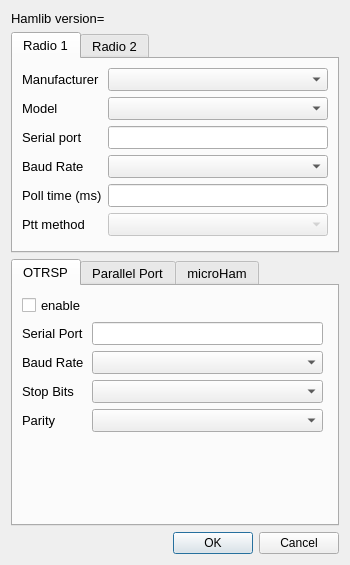
First picture: the form in so2sdr/radiodialog.ui, repository n4ogw/so2sdr, before the edit.
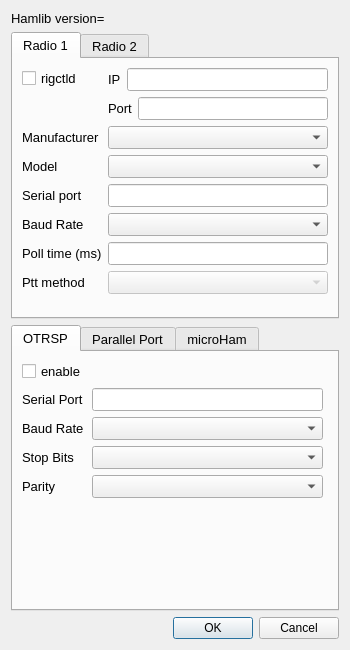
Second picture: the form after the edit.

Patch:
```diff
--- a/so2sdr/radiodialog.ui
+++ b/so2sdr/radiodialog.ui
@@ -7,7 +7,7 @@
     <x>0</x>
     <y>0</y>
     <width>350</width>
-    <height>565</height>
+    <height>650</height>
    </rect>
   </property>
   <property name="sizePolicy">
@@ -19,13 +19,13 @@
   <property name="minimumSize">
    <size>
     <width>350</width>
-    <height>565</height>
+    <height>595</height>
    </size>
   </property>
   <property name="maximumSize">
    <size>
     <width>350</width>
-    <height>565</height>
+    <height>650</height>
    </size>
   </property>
   <property name="windowTitle">
@@ -68,6 +68,49 @@
           <enum>QFormLayout::AllNonFixedFieldsGrow</enum>
          </property>
          <item row="0" column="0">
+          <widget class="QCheckBox" name="checkBoxRigctld1">
+           <property name="text">
+            <string>rigctld</string>
+           </property>
+          </widget>
+         </item>
+         <item row="0" column="1">
+          <layout class="QHBoxLayout" name="horizontalLayout">
+           <item>
+            <widget class="QLabel" name="label_22">
+             <property name="text">
+              <string>IP</string>
+             </property>
+            </widget>
+           </item>
+           <item>
+            <widget class="QLineEdit" name="lineEditIp1">
+             <property name="toolTip">
+              <string>IP address for rigctld. &quot;localhost&quot; for connection on same computer.</string>
+             </property>
+            </widget>
+           </item>
+          </layout>
+         </item>
+         <item row="1" column="1">
+          <layout class="QHBoxLayout" name="horizontalLayout_2">
+           <item>
+            <widget class="QLabel" name="label_23">
+             <property name="text">
+              <string>Port</string>
+             </property>
+            </widget>
+           </item>
+           <item>
+            <widget class="QLineEdit" name="lineEditPort1">
+             <property name="toolTip">
+              <string>TCP port for rigctld. Default is 4532, advisable to use even numbered ports.</string>
+             </property>
+            </widget>
+           </item>
+          </layout>
+         </item>
+         <item row="2" column="0">
           <widget class="QLabel" name="label">
            <property name="font">
             <font>
@@ -79,7 +122,7 @@
            </property>
           </widget>
          </item>
-         <item row="0" column="1">
+         <item row="2" column="1">
           <widget class="QComboBox" name="Radio1MfgComboBox">
            <property name="font">
             <font>
@@ -88,7 +131,7 @@
            </property>
           </widget>
          </item>
-         <item row="1" column="0">
+         <item row="3" column="0">
           <widget class="QLabel" name="label_12">
            <property name="font">
             <font>
@@ -100,10 +143,10 @@
            </property>
           </widget>
          </item>
-         <item row="1" column="1">
+         <item row="3" column="1">
           <widget class="QComboBox" name="Radio1ModelComboBox"/>
          </item>
-         <item row="2" column="0">
+         <item row="4" column="0">
           <widget class="QLabel" name="label_2">
            <property name="font">
             <font>
@@ -115,7 +158,7 @@
            </property>
           </widget>
          </item>
-         <item row="2" column="1">
+         <item row="4" column="1">
           <widget class="QLineEdit" name="Radio1DeviceLineEdit">
            <property name="font">
             <font>
@@ -124,7 +167,7 @@
            </property>
           </widget>
          </item>
-         <item row="3" column="0">
+         <item row="5" column="0">
           <widget class="QLabel" name="label_3">
            <property name="font">
             <font>
@@ -136,7 +179,7 @@
            </property>
           </widget>
          </item>
-         <item row="3" column="1">
+         <item row="5" column="1">
           <widget class="QComboBox" name="Radio1BaudComboBox">
            <property name="font">
             <font>
@@ -145,7 +188,7 @@
            </property>
           </widget>
          </item>
-         <item row="4" column="0">
+         <item row="6" column="0">
           <widget class="QLabel" name="label_10">
            <property name="font">
             <font>
@@ -157,32 +200,32 @@
            </property>
           </widget>
          </item>
-         <item row="4" column="1">
+         <item row="6" column="1">
           <widget class="QLineEdit" name="Rig1PollEdit">
            <property name="toolTip">
             <string>300 works well for K3</string>
            </property>
           </widget>
          </item>
-         <item row="5" column="1">
+         <item row="7" column="0">
+          <widget class="QLabel" name="label_18">
+           <property name="font">
+            <font>
+             <pointsize>10</pointsize>
+            </font>
+           </property>
+           <property name="text">
+            <string>Ptt method</string>
+           </property>
+          </widget>
+         </item>
+         <item row="7" column="1">
           <widget class="QComboBox" name="Radio1PttComboBox">
            <property name="enabled">
             <bool>false</bool>
            </property>
           </widget>
          </item>
-         <item row="5" column="0">
-          <widget class="QLabel" name="label_18">
-           <property name="font">
-            <font>
-             <pointsize>10</pointsize>
-            </font>
-           </property>
-           <property name="text">
-            <string>Ptt method</string>
-           </property>
-          </widget>
-         </item>
         </layout>
        </item>
       </layout>
```
Left out of the diff: 67 changed lines with no effect on the pictures.
